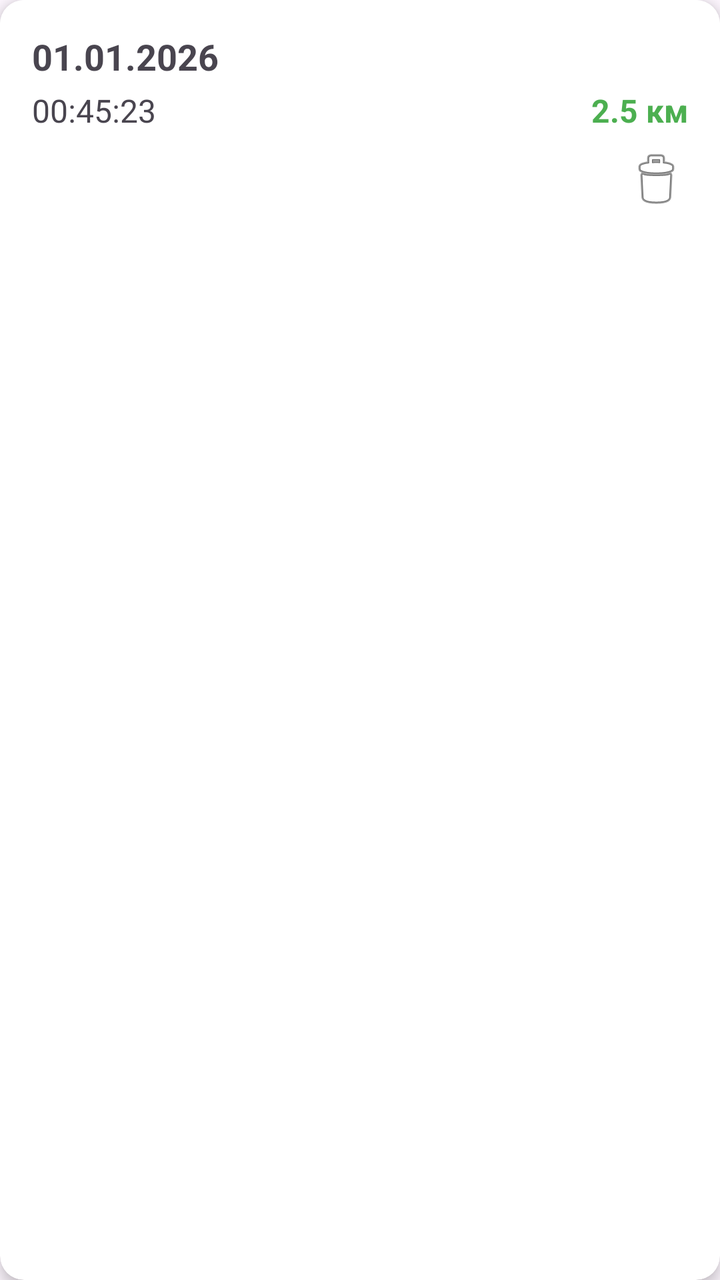
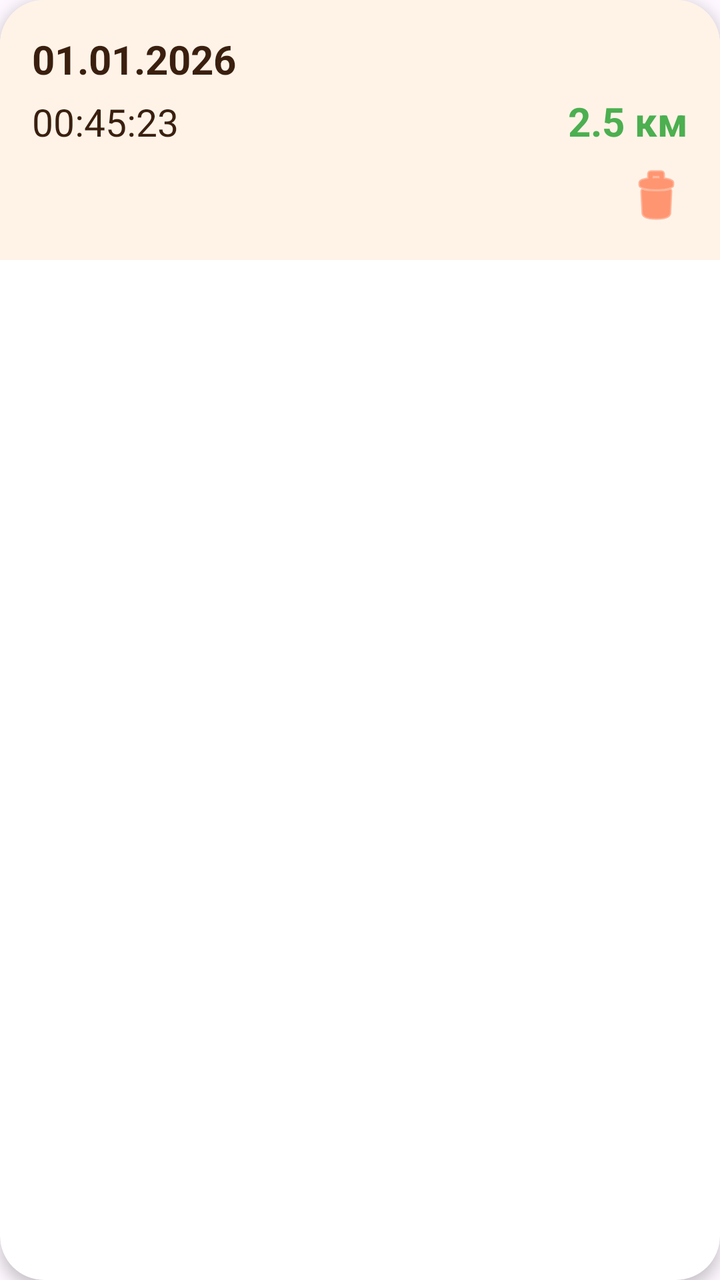

Screens rendered from an Android XML layout before and after an edit, with the pre-edit source and the edit as a unified diff.
<!-- AndroidManifest.xml: application theme Theme.MyPet -->
<!-- res/layout/item_walk.xml -->
<?xml version="1.0" encoding="utf-8"?>
<androidx.cardview.widget.CardView xmlns:android="http://schemas.android.com/apk/res/android"
    xmlns:app="http://schemas.android.com/apk/res-auto"
    android:layout_width="match_parent"
    android:layout_height="wrap_content"
    android:layout_margin="8dp"
    app:cardCornerRadius="12dp"
    app:cardElevation="4dp">

    <LinearLayout
        android:layout_width="match_parent"
        android:layout_height="wrap_content"
        android:background="#FFFFFF"
        android:orientation="vertical"
        android:padding="16dp">

        <TextView
            android:id="@+id/tvDate"
            android:layout_width="match_parent"
            android:layout_height="wrap_content"
            android:layout_marginBottom="4dp"
            android:text="01.01.2026"
            android:textSize="18sp"
            android:textStyle="bold" />

        <LinearLayout
            android:layout_width="match_parent"
            android:layout_height="wrap_content"
            android:orientation="horizontal">

            <TextView
                android:id="@+id/tvTime"
                android:layout_width="0dp"
                android:layout_height="wrap_content"
                android:layout_weight="1"
                android:text="00:45:23"
                android:textSize="16sp" />

            <TextView
                android:id="@+id/tvDistance"
                android:layout_width="wrap_content"
                android:layout_height="wrap_content"
                android:text="2.5 км"
                android:textColor="#4CAF50"
                android:textSize="16sp"
                android:textStyle="bold" />

        </LinearLayout>

        <ImageView
            android:id="@+id/ivDelete"
            android:layout_width="32dp"
            android:layout_height="32dp"
            android:layout_gravity="end"
            android:layout_marginTop="8dp"
            android:background="?attr/selectableItemBackgroundBorderless"
            android:src="@android:drawable/ic_menu_delete" />

    </LinearLayout>

</androidx.cardview.widget.CardView>
<!-- resources referenced by this layout -->
<resources>
  <style name="Theme.MyPet" parent="Base.Theme.MyPet" />
  <style name="Base.Theme.MyPet" parent="Theme.Material3.DayNight.NoActionBar">
          
          
      </style>
</resources>

<!-- the commit's change to res/layout/item_walk.xml (unified diff, before → after) -->
@@ -1,16 +1,17 @@
 <?xml version="1.0" encoding="utf-8"?>
-<androidx.cardview.widget.CardView xmlns:android="http://schemas.android.com/apk/res/android"
+<androidx.cardview.widget.CardView
+    xmlns:android="http://schemas.android.com/apk/res/android"
     xmlns:app="http://schemas.android.com/apk/res-auto"
     android:layout_width="match_parent"
     android:layout_height="wrap_content"
-    android:layout_margin="8dp"
-    app:cardCornerRadius="12dp"
+    android:layout_marginBottom="14dp"
+    app:cardCornerRadius="22dp"
     app:cardElevation="4dp">
 
     <LinearLayout
         android:layout_width="match_parent"
         android:layout_height="wrap_content"
-        android:background="#FFFFFF"
+        android:background="#FFF3E8"
         android:orientation="vertical"
         android:padding="16dp">
 
@@ -20,7 +21,8 @@
             android:layout_height="wrap_content"
             android:layout_marginBottom="4dp"
             android:text="01.01.2026"
-            android:textSize="18sp"
+            android:textColor="#3A1F0F"
+            android:textSize="20sp"
             android:textStyle="bold" />
 
         <LinearLayout
@@ -34,7 +36,8 @@
                 android:layout_height="wrap_content"
                 android:layout_weight="1"
                 android:text="00:45:23"
-                android:textSize="16sp" />
+                android:textColor="#3A1F0F"
+                android:textSize="19sp" />
 
             <TextView
                 android:id="@+id/tvDistance"
@@ -42,7 +45,7 @@
                 android:layout_height="wrap_content"
                 android:text="2.5 км"
                 android:textColor="#4CAF50"
-                android:textSize="16sp"
+                android:textSize="20sp"
                 android:textStyle="bold" />
 
         </LinearLayout>
@@ -54,7 +57,8 @@
             android:layout_gravity="end"
             android:layout_marginTop="8dp"
             android:background="?attr/selectableItemBackgroundBorderless"
-            android:src="@android:drawable/ic_menu_delete" />
+            android:src="@android:drawable/ic_menu_delete"
+            app:tint="#FF5722"/>
 
     </LinearLayout>
 
